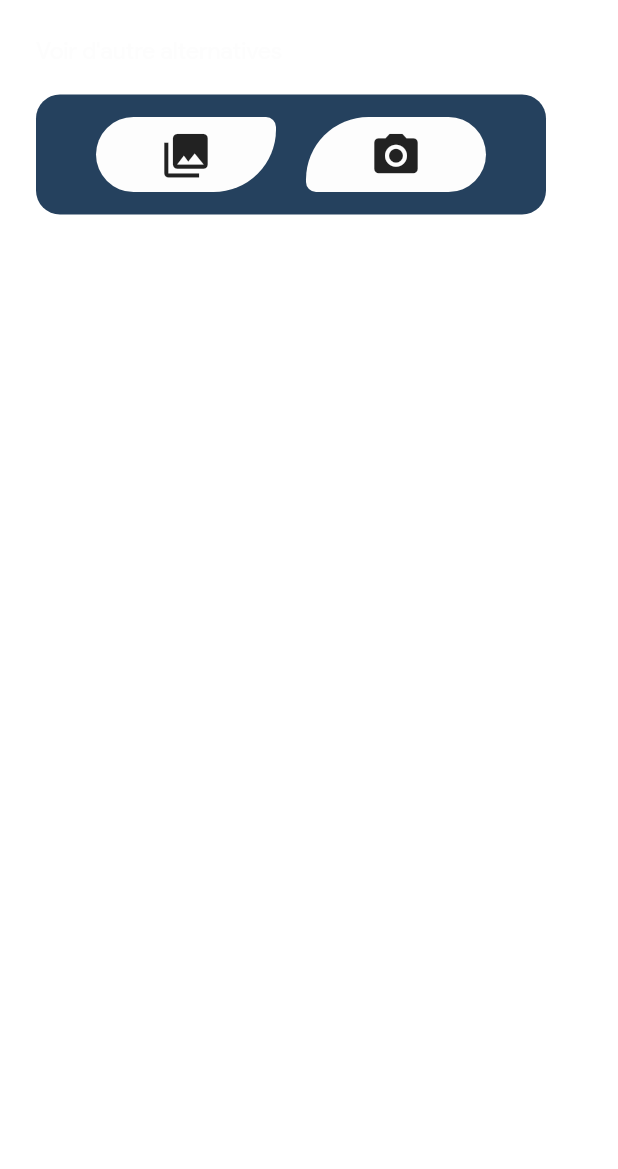
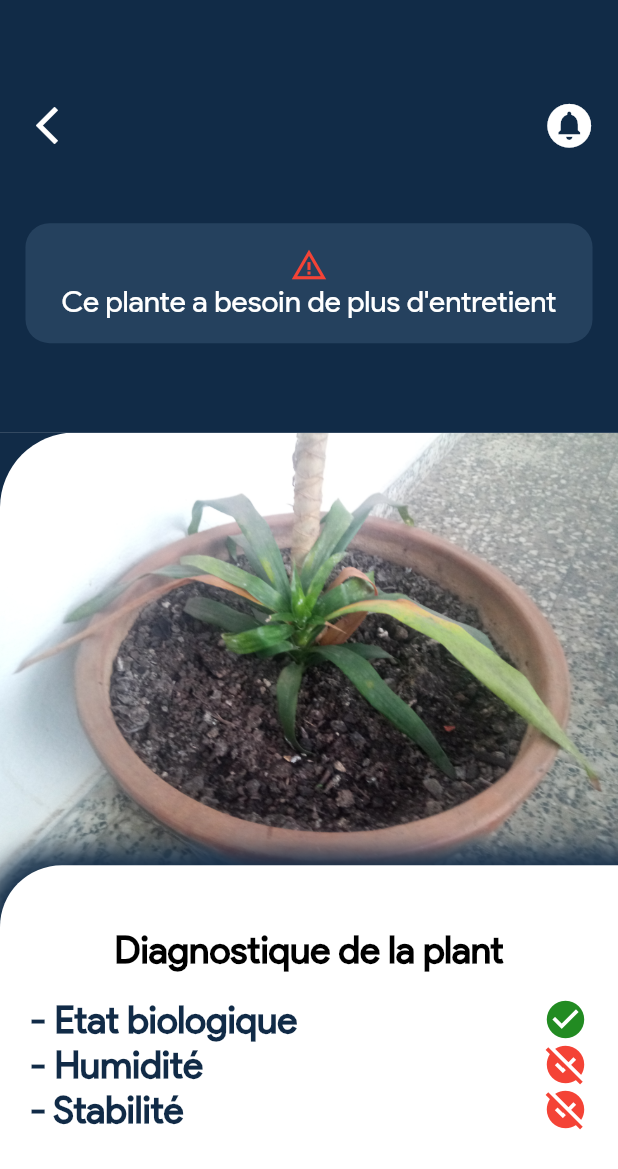
Before and after one commit to c3k4ah/holy_garden_flutter, a Flutter app: the BottomPanel screen opened directly, after a tap on the "collections" icon, on a phone screen of 412 x 824 dp. Shown: the top 1169 px of the screen. Run offline on Flutter 3.47's test engine with Material 2 defaults, Android fonts, the phone set to English and light mode, and no system bars; our stand-ins replace get, image_picker, palette_generator, shimmer.

Commit message:
front fini

```diff
--- a/lib/main.dart
+++ b/lib/main.dart
@@ -1,6 +1,7 @@
 import 'package:flutter/material.dart';
 import 'package:get/get.dart';
 import 'package:holy_garden/views/acceuil.dart';
+import 'package:holy_garden/views/details.dart';
 import 'package:holy_garden/views/home.dart';
 import 'package:holy_garden/views/login.dart';
 // ignore: unused_import
@@ -27,7 +28,8 @@ class MyApp extends StatelessWidget {
           '/': (context) => SplashScreen(),
           '/home': (context) => HomeSreen(),
           '/acceuil': (context) => Acceuil(),
-          '/login': (context) => LoginPage()
+          '/login': (context) => LoginPage(),
+          '/detail': (context) => DetailPage()
         });
   }
 }
--- a/lib/views/acceuil.dart
+++ b/lib/views/acceuil.dart
@@ -5,8 +5,14 @@ import 'package:holy_garden/views/widgets/headphone_banner.dart';
 import 'package:holy_garden/views/widgets/product.dart';
 import 'package:holy_garden/views/widgets/product_filters.dart';
 import 'package:holy_garden/views/widgets/products_title.dart';
+import 'package:image_picker/image_picker.dart';
 
-class Acceuil extends StatelessWidget {
+class Acceuil extends StatefulWidget {
+  @override
+  _AcceuilState createState() => _AcceuilState();
+}
+
+class _AcceuilState extends State<Acceuil> {
   @override
   Widget build(BuildContext context) {
     return Column(
--- /dev/null
+++ b/lib/views/details.dart
@@ -0,0 +1,195 @@
+import 'package:flutter/material.dart';
+import 'package:flutter/widgets.dart';
+import 'package:get/get.dart';
+import 'package:holy_garden/constante.dart';
+
+class DetailPage extends StatelessWidget {
+  const DetailPage({Key? key}) : super(key: key);
+
+  @override
+  Widget build(BuildContext context) {
+    return Scaffold(
+      backgroundColor: Colors.white,
+      body: Column(
+        children: [
+          Container(
+            //margin: EdgeInsets.only(top: Get.height * .1),
+            height: Get.height * .35,
+            width: Get.width,
+            color: darkBlue,
+            child: Column(
+              mainAxisAlignment: MainAxisAlignment.center,
+              children: [
+                Container(
+                  margin: EdgeInsets.symmetric(horizontal: 15),
+                  child: Row(
+                    mainAxisAlignment: MainAxisAlignment.spaceBetween,
+                    children: [
+                      IconButton(
+                        icon: Icon(
+                          Icons.arrow_back_ios,
+                        ),
+                        onPressed: () {
+                          Get.back();
+                        },
+                        color: Colors.white,
+                        iconSize: 30,
+                      ),
+                      Icon(
+                        Icons.circle_notifications,
+                        color: Colors.white,
+                        size: 35,
+                      ),
+                    ],
+                  ),
+                ),
+                SizedBox(
+                  height: Get.height * .05,
+                ),
+                Center(
+                  child: Container(
+                    margin: EdgeInsets.symmetric(horizontal: 17),
+                    width: double.infinity,
+                    height: 80,
+                    decoration: BoxDecoration(
+                      color: secondaryBackgroundGrey,
+                      borderRadius: BorderRadius.circular(16),
+                    ),
+                    child: Center(
+                        child: Column(
+                      mainAxisAlignment: MainAxisAlignment.center,
+                      children: [
+                        Icon(
+                          Icons.warning_amber,
+                          size: 25,
+                          color: Colors.red,
+                        ),
+                        Text(
+                          "Ce plante a besoin de plus d'entretient",
+                          style: TextStyle(
+                              color: Colors.white,
+                              fontWeight: FontWeight.normal,
+                              fontSize: 20),
+                        ),
+                      ],
+                    )),
+                  ),
+                )
+              ],
+            ),
+          ),
+          Container(
+              height: Get.height * .4,
+              color: darkBlue,
+              child: Stack(
+                children: [
+                  Container(
+                    color: darkBlue,
+                  ),
+                  Stack(alignment: Alignment.bottomCenter, children: [
+                    Container(
+                      decoration: BoxDecoration(
+                          borderRadius:
+                              BorderRadius.only(topLeft: Radius.circular(50)),
+                          image: DecorationImage(
+                              image:
+                                  ExactAssetImage("assets/img/plante_ESTI.jpg"),
+                              fit: BoxFit.cover)),
+                    ),
+                    Container(
+                      height: Get.height * .05,
+                      decoration: BoxDecoration(
+                          color: Colors.white,
+                          borderRadius:
+                              BorderRadius.only(topLeft: Radius.circular(50)),
+                          boxShadow: [
+                            BoxShadow(
+                              spreadRadius: 15,
+                              color: darkBlue,
+                              blurRadius: 15,
+                              offset: Offset(2, 5),
+                            )
+                          ]),
+                    ),
+                  ])
+                ],
+              )),
+          Container(
+            padding: EdgeInsets.symmetric(horizontal: 20),
+            height: Get.height * .25,
+            width: Get.width,
+            color: Colors.white,
+            child: Column(
+              children: [
+                Text(
+                  "Diagnostique de la plant",
+                  style: TextStyle(
+                      fontSize: 25,
+                      color: Colors.black,
+                      fontWeight: FontWeight.bold),
+                ),
+                SizedBox(
+                  height: Get.height * .02,
+                ),
+                Row(
+                  mainAxisAlignment: MainAxisAlignment.spaceBetween,
+                  crossAxisAlignment: CrossAxisAlignment.center,
+                  children: [
+                    Text(
+                      "- Etat biologique",
+                      style: TextStyle(
+                          fontSize: 25,
+                          color: darkBlue,
+                          fontWeight: FontWeight.bold),
+                    ),
+                    Icon(
+                      Icons.check_circle,
+                      color: forestGreen,
+                      size: 30,
+                    )
+                  ],
+                ),
+                Row(
+                  mainAxisAlignment: MainAxisAlignment.spaceBetween,
+                  crossAxisAlignment: CrossAxisAlignment.center,
+                  children: [
+                    Text(
+                      "- Humidité",
+                      style: TextStyle(
+                          fontSize: 25,
+                          color: darkBlue,
+                          fontWeight: FontWeight.bold),
+                    ),
+                    Icon(
+                      Icons.unpublished,
+                      color: Colors.red,
+                      size: 30,
+                    )
+                  ],
+                ),
+                Row(
+                  mainAxisAlignment: MainAxisAlignment.spaceBetween,
+                  crossAxisAlignment: CrossAxisAlignment.center,
+                  children: [
+                    Text(
+                      "- Stabilité",
+                      style: TextStyle(
+                          fontSize: 25,
+                          color: darkBlue,
+                          fontWeight: FontWeight.bold),
+                    ),
+                    Icon(
+                      Icons.unpublished,
+                      color: Colors.red,
+                      size: 30,
+                    )
+                  ],
+                ),
+              ],
+            ),
+          ),
+        ],
+      ),
+    );
+  }
+}
--- a/lib/views/widgets/product.dart
+++ b/lib/views/widgets/product.dart
@@ -74,7 +74,7 @@ class Product extends StatelessWidget {
                             fontWeight: FontWeight.normal)),
                     Text(' $region',
                         style: TextStyle(
-                            color: Colors.red, fontWeight: FontWeight.bold))
+                            color: forestGreen, fontWeight: FontWeight.bold))
                   ],
                 ),
               )
--- a/lib/views/widgets/special_product.dart
+++ b/lib/views/widgets/special_product.dart
@@ -1,4 +1,5 @@
 import 'package:flutter/material.dart';
+import 'package:get/get.dart';
 import 'package:holy_garden/constante.dart';
 
 import 'product.dart';
@@ -34,7 +35,9 @@ class SpecialProduct extends Product {
             child: Center(
                 child: IconButton(
                     iconSize: 35,
-                    onPressed: () {},
+                    onPressed: () {
+                      Get.toNamed('/detail');
+                    },
                     icon: Icon(Icons.collections))),
             width: 120,
             height: 50,
--- a/pubspec.yaml
+++ b/pubspec.yaml
@@ -32,6 +32,7 @@ dependencies:
   shimmer: ^2.0.0
   flutter_launcher_icons: "^0.9.2"
   palette_generator:
+  image_picker: ^0.8.4+1
 
 flutter_icons:
   android: true
```
Also changed, not shown: assets/img/plante_ESTI.jpg (added), pubspec.lock.
